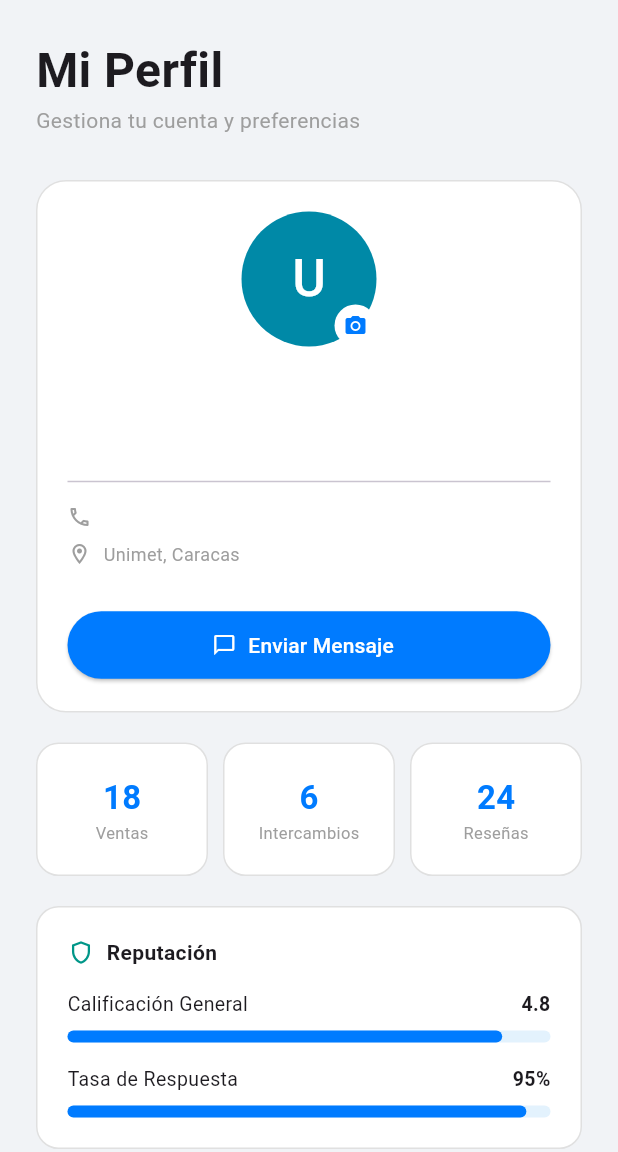
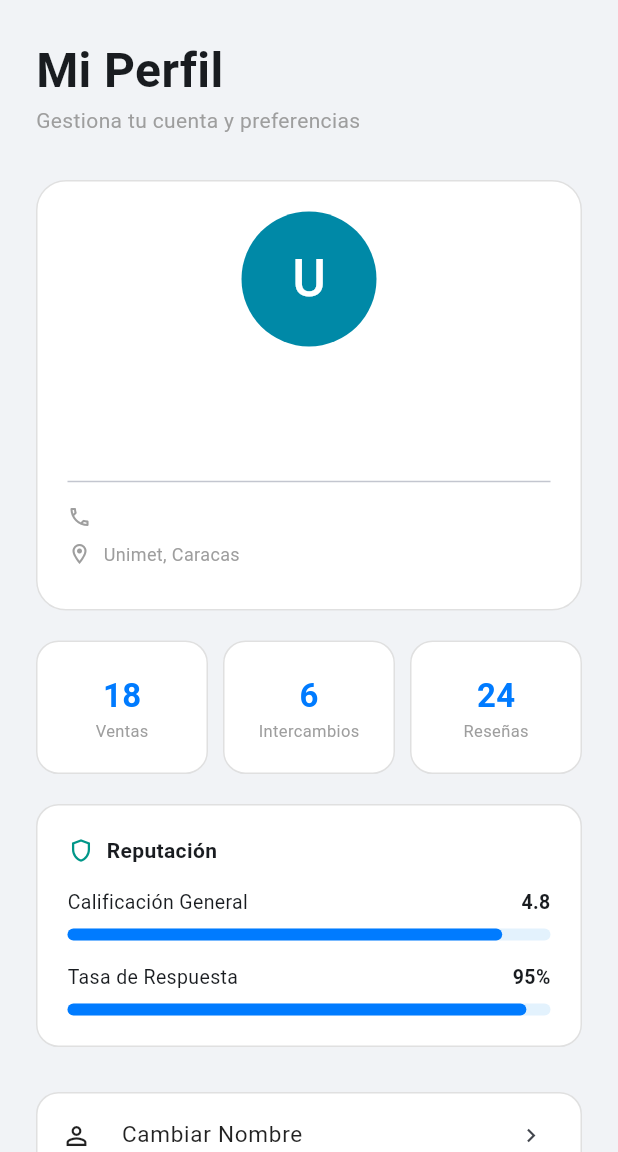
Before and after one commit to Sam180107/proyecto.sistemas, a Flutter app: the HomePage screen opened by its route, after a tap on "Perfil", on a phone screen of 412 x 824 dp, the part 84-1236 px from its top. Run offline on Flutter 3.47's test engine with Material 3 defaults, Android fonts, the phone set to English and light mode, and no system bars; our stand-ins replace cloud_firestore, firebase_auth, firebase_core, flutter_bloc, google_fonts; accounts and stored records are empty.

Commit message:
Limpieza visual de PerfilPage: se eliminó botón de mensaje e icono de cámara

```diff
--- a/lib/presentacion/pages/home_page.dart
+++ b/lib/presentacion/pages/home_page.dart
@@ -1,5 +1,33 @@
 import 'package:flutter/material.dart';
 import '../widgets/custom_app_bar.dart';
+
+// 1. Modelo de datos (Data)
+// Esta lista centraliza la información para que sea fácil de mantener o conectar a Firebase luego.
+final List<Map<String, String>> libros = [
+  {
+    'titulo': 'Cálculo: Una Variable',
+    'autor': 'James Stewart',
+    'precio': '45.00',
+    'categoria': 'MATEMÁTICAS',
+    'imagen': 'assets/calculo.jpg',
+    'vendedor': 'María González',
+    'carrera': 'Ingeniería Civil',
+    'iniciales': 'MG',
+    'descripcion': 'Libro en excelente estado, edición 8va. Incluye todos los capítulos sin marcas ni subrayados. Perfecto para cursos de Cálculo I y II.',
+  },
+  {
+    'titulo': 'Física Universitaria',
+    'autor': 'Sears & Zemansky',
+    'precio': '50.00',
+    'categoria': 'FÍSICA',
+    'imagen': 'assets/fisica.jpg',
+    'vendedor': 'Ricardo Pérez',
+    'carrera': 'Ingeniería de Sistemas',
+    'iniciales': 'RP',
+    'descripcion': 'Casi nuevo, incluye el solucionario impreso. Muy útil para los laboratorios de Física I.',
+  },
+  // Puedes añadir más mapas aquí y el Grid se actualizará solo
+];
 
 class HomePage extends StatelessWidget {
   const HomePage({super.key});
@@ -7,7 +35,7 @@ class HomePage extends StatelessWidget {
   @override
   Widget build(BuildContext context) {
     return Scaffold(
-      backgroundColor: const Color(0xFFF2F4F7),
+      backgroundColor: const Color(0xFFF1F3F6), // Fondo gris claro moderno
       appBar: const CustomAppBar(),
       body: SingleChildScrollView(
         child: Padding(
@@ -16,62 +44,28 @@ class HomePage extends StatelessWidget {
             crossAxisAlignment: CrossAxisAlignment.start,
             children: [
               const Text(
-                'Explorar Material Académico',
+                "Libros Disponibles",
                 style: TextStyle(
-                  fontSize: 32,
+                  fontSize: 24,
                   fontWeight: FontWeight.bold,
-                  color: Colors.black87,
+                  color: Color(0xFF003870),
                 ),
               ),
-              const SizedBox(height: 8),
-              const Text(
-                'Encuentra libros y material de estudio para tus cursos',
-                style: TextStyle(fontSize: 16, color: Colors.black54),
-              ),
-              const SizedBox(height: 16),
-              Row(
-                children: [
-                  Expanded(
-                    child: TextField(
-                      decoration: InputDecoration(
-                        hintText: "Buscar libros, materias, autores...",
-                        prefixIcon: const Icon(Icons.search),
-                        border: OutlineInputBorder(
-                          borderRadius: BorderRadius.circular(12),
-                          borderSide: BorderSide.none,
-                        ),
-                        filled: true,
-                        fillColor: Colors.white,
-                      ),
-                    ),
-                  ),
-                  const SizedBox(width: 10),
-                  Container(
-                    decoration: BoxDecoration(
-                      color: Colors.white,
-                      borderRadius: BorderRadius.circular(12),
-                      border: Border.all(color: Colors.grey.shade300),
-                    ),
-                    child: IconButton(
-                      onPressed: () {},
-                      icon: const Icon(Icons.tune, color: Color(0xFF003870)),
-                    ),
-                  ),
-                ],
-              ),
               const SizedBox(height: 20),
+
+              // 2. Grid de Libros
               GridView.builder(
                 shrinkWrap: true,
-                physics: const NeverScrollableScrollPhysics(),
+                physics: const NeverScrollableScrollPhysics(), // El scroll lo maneja el SingleChildScrollView
                 gridDelegate: const SliverGridDelegateWithFixedCrossAxisCount(
-                  crossAxisCount: 2,
-                  crossAxisSpacing: 16,
-                  mainAxisSpacing: 16,
-                  childAspectRatio: 0.65,
+                  crossAxisCount: 2,       // 2 columnas para móvil
+                  crossAxisSpacing: 14,    // Espacio horizontal
+                  mainAxisSpacing: 14,     // Espacio vertical
+                  childAspectRatio: 0.65,  // Relación ancho/alto para que no se corte el texto
                 ),
-                itemCount: 8,
+                itemCount: libros.length,
                 itemBuilder: (context, index) {
-                  return _buildBookCard();
+                  return _buildBookCard(context, libros[index]);
                 },
               ),
             ],
@@ -81,8 +75,18 @@ class HomePage extends StatelessWidget {
     );
   }
 
-  Widget _buildBookCard() {
-    return Container(
+  // 3. Constructor de la Tarjeta de Libro
+  Widget _buildBookCard(BuildContext context, Map<String, String> libro) {
+    return GestureDetector(
+      onTap: () {
+        // Navegación enviando el mapa completo del libro seleccionado
+        Navigator.pushNamed(
+          context,
+          '/detalle_libro',
+          arguments: libro
+        );
+      },
+      child: Container(
         decoration: BoxDecoration(
           color: Colors.white,
           borderRadius: BorderRadius.circular(15),
@@ -97,14 +101,14 @@ class HomePage extends StatelessWidget {
         child: Column(
           crossAxisAlignment: CrossAxisAlignment.start,
           children: [
+            // Sección Superior: Imagen y Etiqueta
             Stack(
               children: [
                 ClipRRect(
-                borderRadius: const BorderRadius.vertical(
-                  top: Radius.circular(15),
-                ),
+                  borderRadius: const BorderRadius.vertical(top: Radius.circular(15)),
                   child: Container(
-                  height: 140,
+                    height: 150,
+                    width: double.infinity,
                     color: Colors.grey[200],
                     child: const Center(
                       child: Icon(Icons.book, size: 40, color: Colors.grey),
@@ -115,55 +119,61 @@ class HomePage extends StatelessWidget {
                   top: 10,
                   left: 10,
                   child: Container(
-                  padding: const EdgeInsets.symmetric(
-                    horizontal: 8,
-                    vertical: 4,
-                  ),
+                    padding: const EdgeInsets.symmetric(horizontal: 8, vertical: 4),
                     decoration: BoxDecoration(
-                    color: const Color(0xFF003870),
+                      color: const Color(0xFF1E88E5), // Azul vibrante para "Venta"
                       borderRadius: BorderRadius.circular(5),
                     ),
                     child: const Text(
-                    "Venta",
+                      "VENTA",
                       style: TextStyle(
                         color: Colors.white,
-                      fontSize: 10,
-                      fontWeight: FontWeight.bold,
+                        fontSize: 9,
+                        fontWeight: FontWeight.bold
                       ),
                     ),
                   ),
                 ),
               ],
             ),
-          const Padding(
-            padding: EdgeInsets.all(12),
+
+            // Sección Inferior: Detalles del Libro
+            Padding(
+              padding: const EdgeInsets.all(10),
               child: Column(
                 crossAxisAlignment: CrossAxisAlignment.start,
                 children: [
                   Text(
-                  "MATEMÁTICAS",
-                  style: TextStyle(
+                    libro['categoria']!.toUpperCase(),
+                    style: const TextStyle(
                       color: Colors.grey,
-                    fontSize: 10,
-                    fontWeight: FontWeight.bold,
+                      fontSize: 9,
+                      fontWeight: FontWeight.bold
                     ),
                   ),
-                SizedBox(height: 4),
+                  const SizedBox(height: 4),
                   Text(
-                  "Cálculo: Una Variable",
-                  style: TextStyle(fontWeight: FontWeight.bold, fontSize: 14),
+                    libro['titulo']!,
+                    style: const TextStyle(
+                      fontWeight: FontWeight.bold,
+                      fontSize: 13,
+                      height: 1.2
+                    ),
+                    maxLines: 2,
+                    overflow: TextOverflow.ellipsis,
+                  ),
+                  const SizedBox(height: 2),
+                  Text(
+                    libro['autor']!,
+                    style: const TextStyle(color: Colors.grey, fontSize: 11),
                     maxLines: 1,
                     overflow: TextOverflow.ellipsis,
                   ),
+                  const SizedBox(height: 8),
                   Text(
-                  "James Stewart",
-                  style: TextStyle(color: Colors.grey, fontSize: 12),
-                ),
-                SizedBox(height: 8),
-                Text(
-                  "\$ 45.00",
-                  style: TextStyle(
-                    color: Color(0xFF003870),
+                    "\$ ${libro['precio']}",
+                    style: const TextStyle(
+                      color: Color(0xFF1E88E5),
                       fontWeight: FontWeight.bold,
                       fontSize: 16,
                     ),
@@ -173,6 +183,7 @@ class HomePage extends StatelessWidget {
             ),
           ],
         ),
+      ),
     );
   }
 }
--- a/lib/presentacion/pages/perfil_page.dart
+++ b/lib/presentacion/pages/perfil_page.dart
@@ -291,7 +291,7 @@ class _PerfilPageViewState extends State<_PerfilPageView> {
     );
   }
 
-  // --- WIDGETS DE INTERFAZ REINTEGRADOS ---
+  // --- WIDGETS DE INTERFAZ ACTUALIZADOS ---
 
   Widget _buildUserCard(Map<String, dynamic> userData, String? photoURL) {
     String nombre = userData['nombre'] ?? "Usuario";
@@ -303,24 +303,23 @@ class _PerfilPageViewState extends State<_PerfilPageView> {
       padding: const EdgeInsets.all(20),
       decoration: BoxDecoration(color: Colors.white, borderRadius: BorderRadius.circular(20), border: Border.all(color: Colors.black12)),
       child: Column(children: [
-        Stack(alignment: Alignment.bottomRight, children: [
-          InkWell(
-            onTap: _funcionCambiarFoto,
-            child: CircleAvatar(radius: 45, backgroundColor: const Color(0xFF0089A7),
-              backgroundImage: photoURL != null ? NetworkImage(photoURL) : null,
-              child: photoURL == null ? Text(nombre.isNotEmpty ? nombre[0].toUpperCase() : "U", style: const TextStyle(color: Colors.white, fontSize: 34)) : null),
+        InkWell(
+          onTap: _funcionCambiarFoto,
+          child: CircleAvatar(
+            radius: 45,
+            backgroundColor: const Color(0xFF0089A7),
+            backgroundImage: photoURL != null ? NetworkImage(photoURL) : null,
+            child: photoURL == null
+              ? Text(nombre.isNotEmpty ? nombre[0].toUpperCase() : "U", style: const TextStyle(color: Colors.white, fontSize: 34))
+              : null
           ),
-          Container(padding: const EdgeInsets.all(6), decoration: const BoxDecoration(color: Colors.white, shape: BoxShape.circle), child: const Icon(Icons.camera_alt, size: 16, color: Color(0xFF007BFF))),
-        ]),
+        ),
         const SizedBox(height: 15),
         Text(nombre, style: const TextStyle(fontWeight: FontWeight.bold, fontSize: 18)),
         Text("$espec\n$rol", textAlign: TextAlign.center, style: const TextStyle(fontSize: 12, color: Colors.grey)),
         const Divider(height: 30),
         _infoLine(Icons.phone_outlined, tlf),
         _infoLine(Icons.location_on_outlined, "Unimet, Caracas"),
-        const SizedBox(height: 20),
-        ElevatedButton.icon(onPressed: () => _lanzarMensaje("Próximamente", Colors.blue), icon: const Icon(Icons.chat_bubble_outline, size: 16), label: const Text("Enviar Mensaje"),
-        style: ElevatedButton.styleFrom(backgroundColor: const Color(0xFF007BFF), foregroundColor: Colors.white, minimumSize: const Size(double.infinity, 45), shape: RoundedRectangleBorder(borderRadius: BorderRadius.circular(30)))),
       ]),
     );
   }
```
Also changed, not shown: lib/main.dart (+25 -4 lines), lib/presentacion/pages/detalle_libro_page.dart (added, +285 -0 lines). Lines whose indentation alone changed are shown as unchanged.
